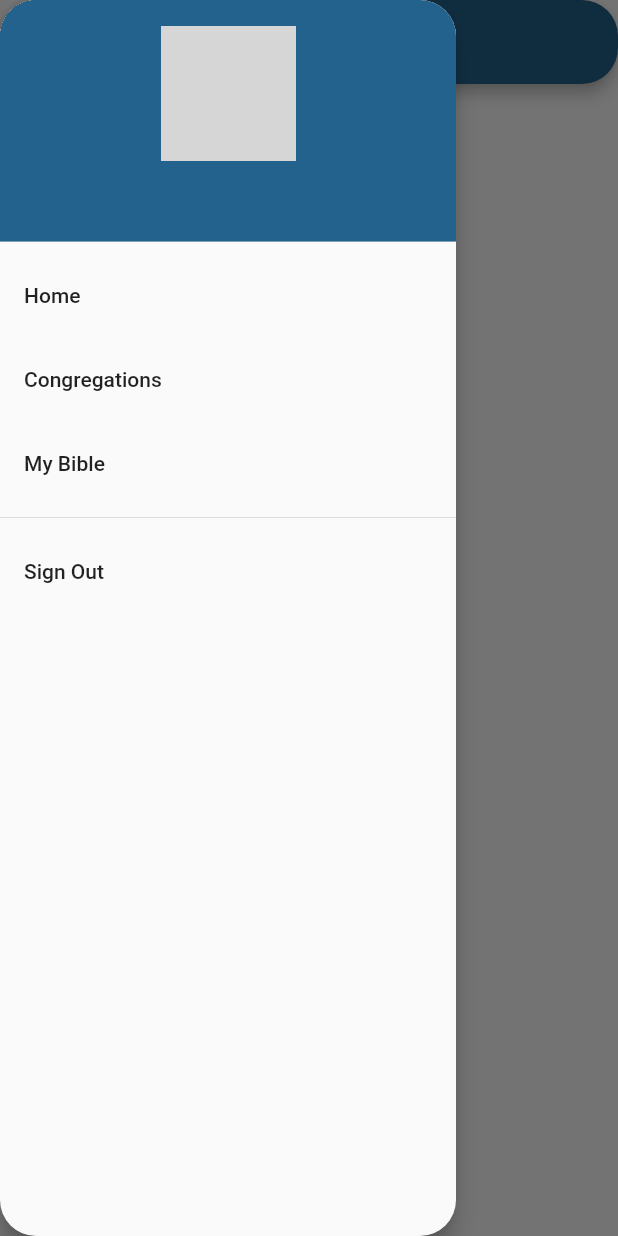
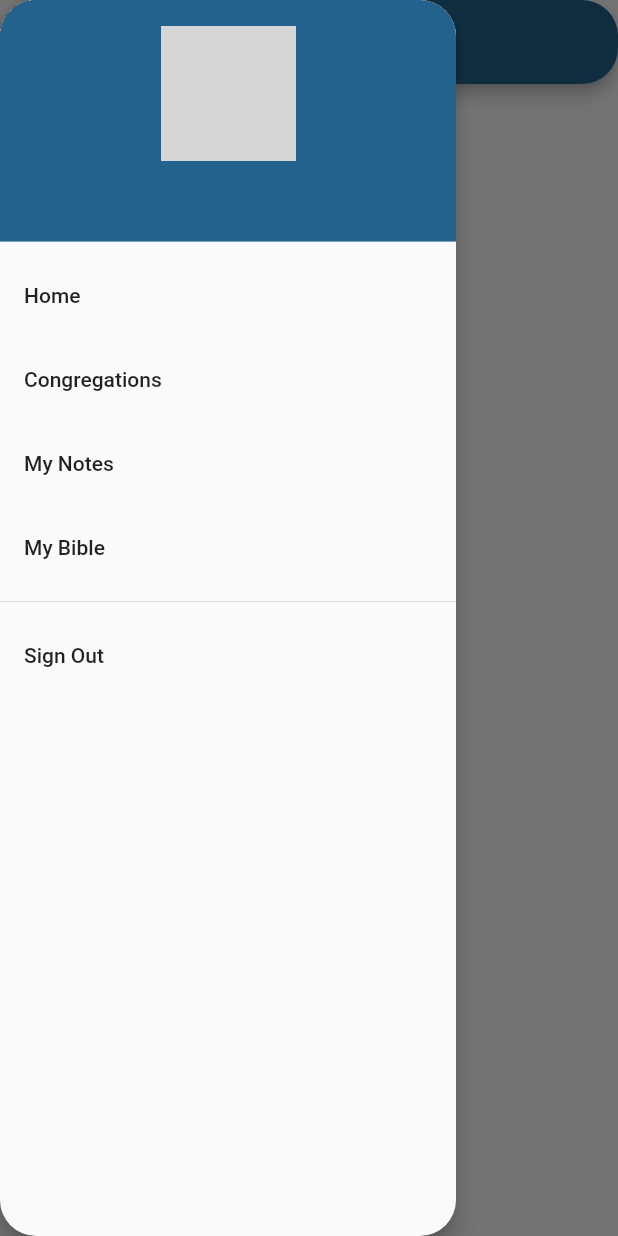
Before and after one commit to Edrich0902/LW_App, a Flutter app: the DashPage screen opened directly, with the side drawer open, on a phone screen of 412 x 824 dp. Run offline on Flutter 3.47's test engine with Material 2 defaults, Android fonts, the phone set to English and light mode, and no system bars; our stand-ins replace bloc, easy_splash_screen, equatable, flutter_bloc, flutter_dotenv, supabase_flutter; accounts and stored records are empty; network calls fail; grey boxes are pictures that could not be loaded.

Commit message:
feat(notes-list): add initial notes list screen

```diff
--- a/lib/Themes/custom_theme.dart
+++ b/lib/Themes/custom_theme.dart
@@ -12,6 +12,7 @@ class DarkColors {
   static const secondary = Color(0xFFde4030);
   static const accent = Color(0xFF996619);
   static const background = Color(0xFF11181d);
+  static const tertiary = Color(0xFF222f38);
 }
 
 MaterialColor mainColor = const MaterialColor(0xFF22628c, <int, Color>{
@@ -80,6 +81,14 @@ class AppTheme {
         borderRadius: BorderRadius.circular(24.0),
       ),
     ),
+    cardTheme: CardTheme(
+      color: LightColors.background,
+      elevation: 4.0,
+      shadowColor: DarkColors.background,
+      shape: RoundedRectangleBorder(
+        borderRadius: BorderRadius.circular(24.0),
+      ),
+    ),
   );
 
   static ThemeData darkTheme = ThemeData(
@@ -132,5 +141,13 @@ class AppTheme {
         borderRadius: BorderRadius.circular(24.0),
       ),
     ),
+    cardTheme: CardTheme(
+      color: DarkColors.tertiary,
+      elevation: 4.0,
+      shadowColor: DarkColors.background,
+      shape: RoundedRectangleBorder(
+        borderRadius: BorderRadius.circular(24.0),
+      ),
+    ),
   );
 }
--- a/lib/Widgets/AppDrawer/drawer.dart
+++ b/lib/Widgets/AppDrawer/drawer.dart
@@ -5,6 +5,7 @@ import 'package:flutter_bloc/flutter_bloc.dart';
 import 'package:lw_app/Screens/Profile/profile.dart';
 import 'package:lw_app/Screens/Dashboard/dashboard.dart';
 import 'package:lw_app/Screens/Congregations/congregation_list.dart';
+import 'package:lw_app/Screens/Notes/notes_list.dart';
 import 'package:lw_app/Blocs/User/user_bloc.dart';
 
 class AppDrawer extends StatefulWidget {
@@ -59,6 +60,18 @@ class _AppDrawerState extends State<AppDrawer> {
                 context,
                 MaterialPageRoute(
                   builder: (context) => const CongregationList(),
+                ),
+              );
+            },
+          ),
+          _createDrawerItem(
+            theme: theme,
+            label: 'My Notes',
+            onTap: () {
+              Navigator.push(
+                context,
+                MaterialPageRoute(
+                  builder: (context) => const NotesList(),
                 ),
               );
             },
```
Also changed, not shown: lib/Screens/Notes/notes_list.dart (added, +79 -0 lines).
